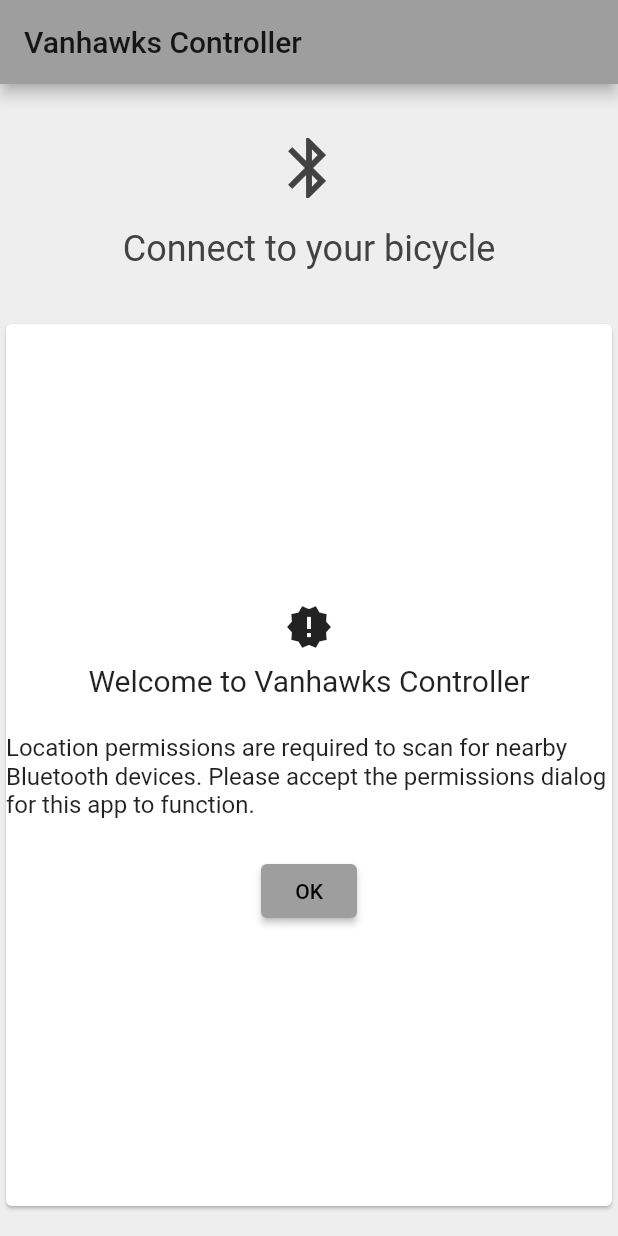
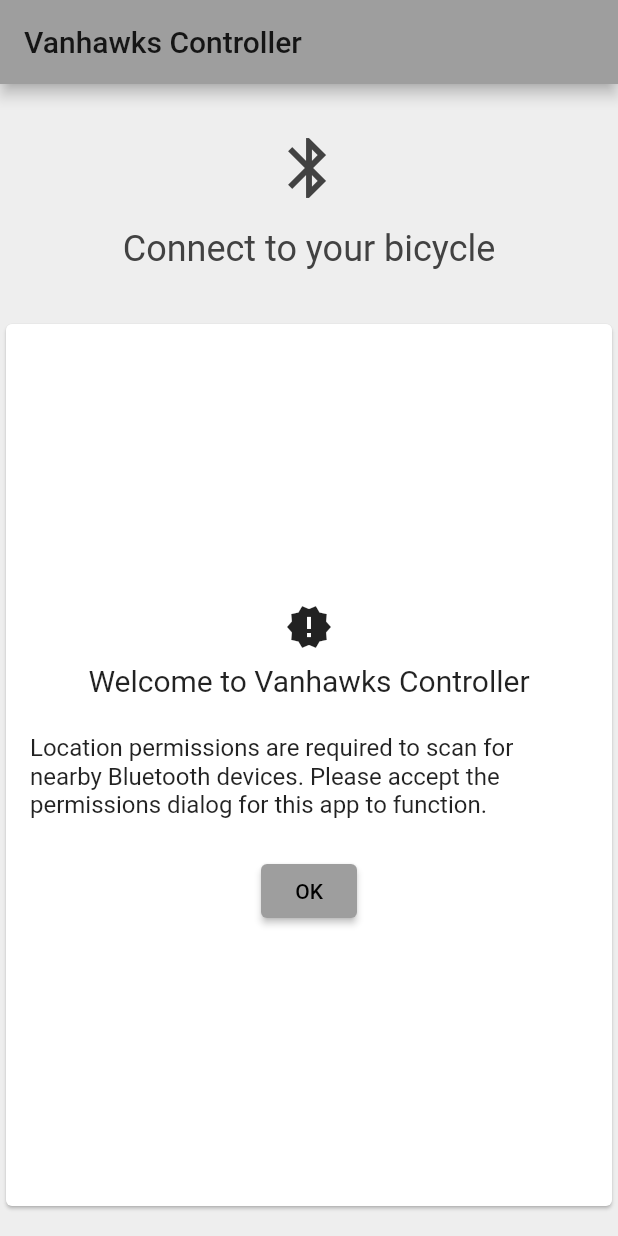
Before and after one commit to moffatman/vanhawks, a Flutter app: the screen it shows after launch, on a phone screen of 412 x 824 dp. Run offline on Flutter 3.47's test engine with Material 2 defaults, Android fonts, the phone set to English and light mode, and no system bars; our stand-ins replace flutter_blue, page_transition, shared_preferences.

Commit message:
Only pad welcome message

```diff
--- a/lib/bluetooth_page.dart
+++ b/lib/bluetooth_page.dart
@@ -179,7 +179,9 @@
 			);
 		}
 		else if (!_passedFirstLaunch) {
-			return Column(
+			return Container(
+				padding: EdgeInsets.all(16),
+				child: Column(
 					mainAxisAlignment: MainAxisAlignment.center,
 					children: [
 						SizedBox(height: 32),
@@ -221,6 +223,7 @@
 						),
 						SizedBox(height: 32)
 					]
+				)
 			);
 		}
 		else if (_bluetoothState == BluetoothState.on) {
@@ -352,10 +355,7 @@
 						),
 					)
 					else Card(
-						child: Container(
-							padding: EdgeInsets.all(16),
 						child: _cardContents(context)
-						)
 					),
 					SizedBox(height: 16)
 				]
```
Lines whose indentation alone changed are shown as unchanged.
